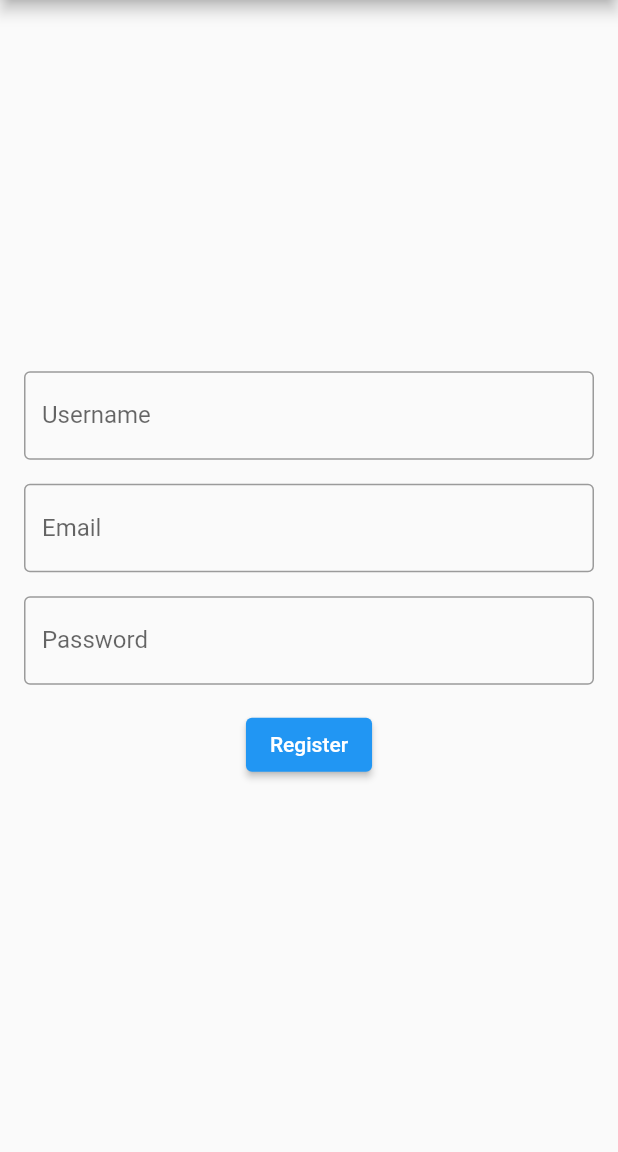
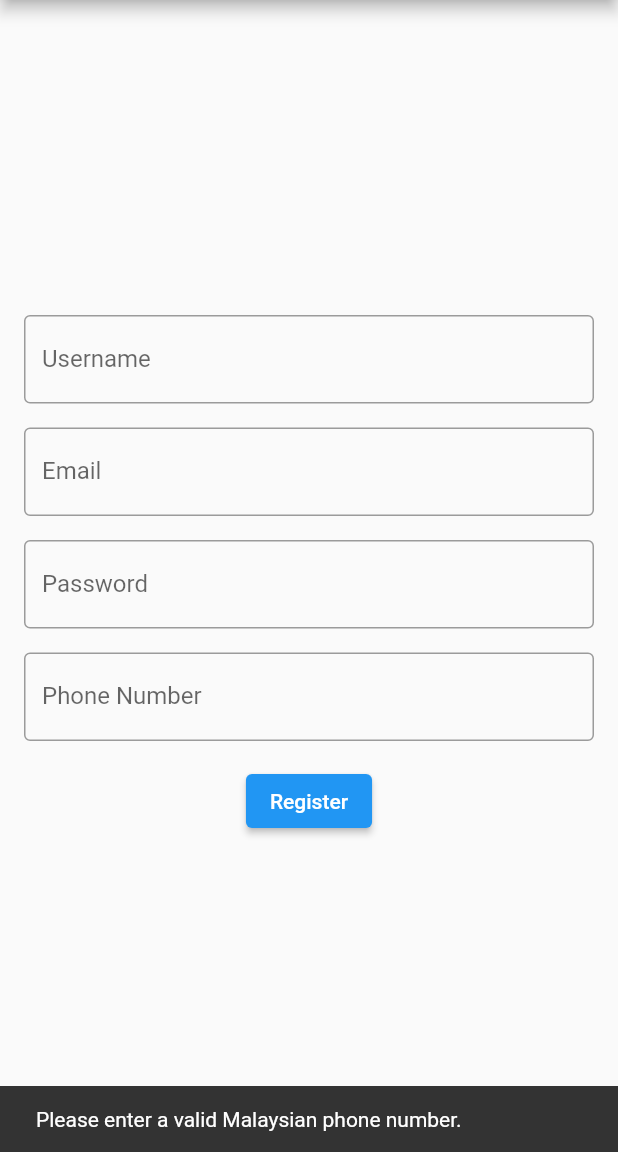
Before and after one commit to khaledd20/SecondServing, a Flutter app: the RegisterScreen screen opened directly, after a tap on "Register", on a phone screen of 412 x 824 dp, the part 84-1236 px from its top. Run offline on Flutter 3.47's test engine with Material 2 defaults, Android fonts, the phone set to English and light mode, and no system bars; our stand-ins replace cloud_firestore, firebase_auth, firebase_core; missing offline and left inert: dart:ffi; accounts and stored records are empty.

```diff
--- a/lib/register_screen.dart
+++ b/lib/register_screen.dart
@@ -2,30 +2,71 @@
 import 'package:flutter/material.dart';
 import 'package:cloud_firestore/cloud_firestore.dart';
 import 'services/firebase_auth_service.dart';
+import 'package:firebase_auth/firebase_auth.dart';
+import 'package:cloud_firestore/cloud_firestore.dart';
+class RegisterScreen extends StatefulWidget {
+  @override
+  _RegisterScreenState createState() => _RegisterScreenState();
+}
 
-class RegisterScreen extends StatelessWidget {
+class _RegisterScreenState extends State<RegisterScreen> {
   final TextEditingController _usernameController = TextEditingController();
   final TextEditingController _emailController = TextEditingController();
   final TextEditingController _passwordController = TextEditingController();
+  final TextEditingController _phoneNumberController = TextEditingController();
   final firebaseAuth = FirebaseAuthService();
-  void _register(BuildContext context) {
+
+  void _register(BuildContext context) async {
     String username = _usernameController.text;
     String email = _emailController.text;
     String password = _passwordController.text;
+    String phoneNumber = _phoneNumberController.text;
 
-    // TODO: Add register functionality
-    firebaseAuth.registerWithEmailAndPassword(email, password);
+    if (!_isPhoneNumberValid(phoneNumber)) {
+      ScaffoldMessenger.of(context).showSnackBar(
+        SnackBar(content: Text('Please enter a valid Malaysian phone number.')),
+      );
+      return;
+    }
+String? result = await firebaseAuth.registerWithEmailAndPassword(email, password);
+
+    if (result == null) {
+      Navigator.pushNamed(context, '/email_verification');
+    } else {
+      ScaffoldMessenger.of(context).showSnackBar(SnackBar(content: Text(result)));
+    }
+  }
+bool _isPhoneNumberValid(String phoneNumber) {
+    RegExp regExp = RegExp(r'^01[0-46-9]-*[0-9]{7,8}$');
+    return regExp.hasMatch(phoneNumber);
   }
 
-  Future<void> addDocument() async {
-    CollectionReference users = FirebaseFirestore.instance.collection('users');
-    await users.doc('ABC123').set({
-      'name': 'John Doe',
-      'age': 30,
-      'email': 'johndoe@example.com',
+
+
+Future<void> signUp(String email, String password, String name, String phone) async {
+  try {
+    // create user account in Firebase Authentication
+    UserCredential userCredential = await FirebaseAuth.instance.createUserWithEmailAndPassword(
+      email: email,
+      password: password,
+    );
+
+    // save user data to Firestore
+    CollectionReference usersRef = FirebaseFirestore.instance.collection('users');
+    String uid = userCredential.user!.uid;
+    await usersRef.doc(uid).set({
+      'name': name,
+      'email': email,
+      'phone': phone,
     });
-    print('Document added successfully!');
+
+    print('User created successfully!');
+  } catch (e) {
+    print('Error creating user: $e');
   }
+}
+
+
 
   @override
   Widget build(BuildContext context) {
@@ -63,6 +104,15 @@ class RegisterScreen extends StatelessWidget {
               ),
             ),
             const SizedBox(height: 16.0),
+            TextField(
+              controller: _phoneNumberController, // Add the phone number controller to the TextField
+              keyboardType: TextInputType.number, // Limit the input to numbers only
+              decoration: InputDecoration(
+                labelText: 'Phone Number',
+                border: OutlineInputBorder(),
+              ),
+            ),
+            const SizedBox(height: 16.0),
             ElevatedButton(
               onPressed: () => _register(context),
               child: Text('Register'),
--- a/lib/services/firebase_auth_service.dart
+++ b/lib/services/firebase_auth_service.dart
@@ -35,6 +35,10 @@ class FirebaseAuthService {
         email: email,
         password: password,
       );
+
+      // Send email verification
+      await userCredential.user!.sendEmailVerification();
+
       return userCredential.user!.uid;
     } on FirebaseAuthException catch (e) {
       if (e.code == 'weak-password') {
```
Also changed, not shown: lib/main.dart (+27 -5 lines).
